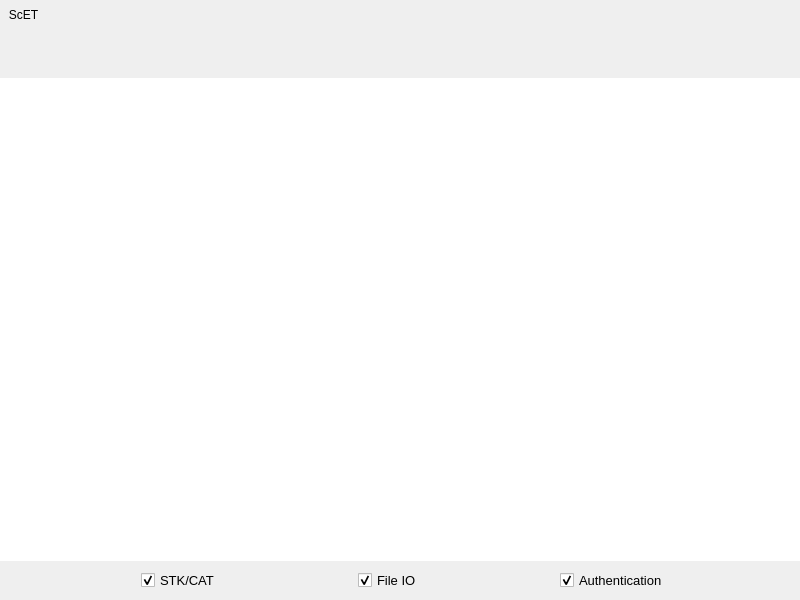
Qt form ScET/Windows/MainWindow.ui (mourke/SIM-Card-Emulator-Tool) before a commit.
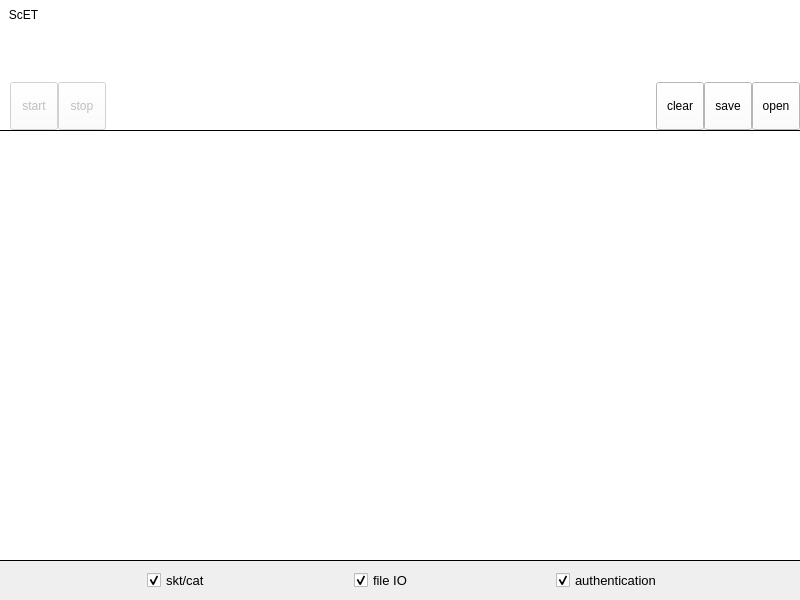
The same form after that commit. Icons and pictures are not drawn. Custom widgets are drawn as their Qt base class.

```diff
--- a/ScET/Windows/MainWindow.ui
+++ b/ScET/Windows/MainWindow.ui
@@ -42,7 +42,10 @@
        </sizepolicy>
       </property>
       <property name="autoFillBackground">
-       <bool>true</bool>
+       <bool>false</bool>
+      </property>
+      <property name="styleSheet">
+       <string notr="true">background-color: rgb(255, 255, 255);</string>
       </property>
       <layout class="QHBoxLayout" name="horizontalLayout" stretch="0,0,0,0,0">
        <property name="spacing">
@@ -206,7 +209,10 @@
        <bool>false</bool>
       </property>
       <property name="autoFillBackground">
-       <bool>true</bool>
+       <bool>false</bool>
+      </property>
+      <property name="styleSheet">
+       <string notr="true">background-color: rgb(255, 255, 255);</string>
       </property>
       <layout class="QHBoxLayout" name="horizontalLayout_3">
        <property name="spacing">
@@ -225,6 +231,66 @@
         <number>0</number>
        </property>
        <item>
+        <widget class="QWidget" name="logosWidget" native="true">
+         <property name="sizePolicy">
+          <sizepolicy hsizetype="Preferred" vsizetype="Preferred">
+           <horstretch>0</horstretch>
+           <verstretch>0</verstretch>
+          </sizepolicy>
+         </property>
+         <property name="minimumSize">
+          <size>
+           <width>0</width>
+           <height>100</height>
+          </size>
+         </property>
+         <layout class="QVBoxLayout" name="verticalLayout_6">
+          <property name="spacing">
+           <number>0</number>
+          </property>
+          <property name="leftMargin">
+           <number>10</number>
+          </property>
+          <property name="topMargin">
+           <number>0</number>
+          </property>
+          <property name="rightMargin">
+           <number>0</number>
+          </property>
+          <property name="bottomMargin">
+           <number>0</number>
+          </property>
+          <item>
+           <widget class="QLabel" name="companyLogo">
+            <property name="text">
+             <string>&lt;html&gt;&lt;head/&gt;&lt;body&gt;&lt;p&gt;&lt;img src=&quot;:/Windows/Logo&quot; width=&quot;200&quot;/&gt;&lt;/p&gt;&lt;/body&gt;&lt;/html&gt;</string>
+            </property>
+           </widget>
+          </item>
+          <item>
+           <widget class="QLabel" name="appLogo">
+            <property name="text">
+             <string>&lt;html&gt;&lt;head/&gt;&lt;body&gt;&lt;p&gt;&lt;img src=&quot;:/Windows/App Logo&quot; width=&quot;100&quot;/&gt;&lt;/p&gt;&lt;/body&gt;&lt;/html&gt;</string>
+            </property>
+           </widget>
+          </item>
+          <item>
+           <spacer name="verticalSpacer_3">
+            <property name="orientation">
+             <enum>Qt::Vertical</enum>
+            </property>
+            <property name="sizeHint" stdset="0">
+             <size>
+              <width>0</width>
+              <height>0</height>
+             </size>
+            </property>
+           </spacer>
+          </item>
+         </layout>
+        </widget>
+       </item>
+       <item alignment="Qt::AlignBottom">
         <widget class="ToolBarButton" name="startButton">
          <property name="enabled">
           <bool>false</bool>
@@ -245,7 +311,7 @@
           <string>Start</string>
          </property>
          <property name="text">
-          <string/>
+          <string>start</string>
          </property>
          <property name="icon">
           <iconset resource="../Resources/ScET.qrc">
@@ -253,16 +319,22 @@
          </property>
          <property name="iconSize">
           <size>
-           <width>18</width>
-           <height>18</height>
+           <width>28</width>
+           <height>28</height>
           </size>
          </property>
-         <property name="flat">
+         <property name="popupMode">
+          <enum>QToolButton::DelayedPopup</enum>
+         </property>
+         <property name="toolButtonStyle">
+          <enum>Qt::ToolButtonTextUnderIcon</enum>
+         </property>
+         <property name="flat" stdset="0">
           <bool>true</bool>
          </property>
         </widget>
        </item>
-       <item>
+       <item alignment="Qt::AlignBottom">
         <widget class="ToolBarButton" name="stopButton">
          <property name="enabled">
           <bool>false</bool>
@@ -283,7 +355,7 @@
           <string>Stop</string>
          </property>
          <property name="text">
-          <string/>
+          <string>stop</string>
          </property>
          <property name="icon">
           <iconset resource="../Resources/ScET.qrc">
@@ -291,11 +363,14 @@
          </property>
          <property name="iconSize">
           <size>
-           <width>18</width>
-           <height>18</height>
+           <width>28</width>
+           <height>28</height>
           </size>
          </property>
-         <property name="flat">
+         <property name="toolButtonStyle">
+          <enum>Qt::ToolButtonTextUnderIcon</enum>
+         </property>
+         <property name="flat" stdset="0">
           <bool>true</bool>
          </property>
         </widget>
@@ -313,7 +388,7 @@
          </property>
         </spacer>
        </item>
-       <item>
+       <item alignment="Qt::AlignBottom">
         <widget class="SegmentedControl" name="segmentedControl" native="true"/>
        </item>
        <item>
@@ -329,7 +404,7 @@
          </property>
         </spacer>
        </item>
-       <item>
+       <item alignment="Qt::AlignBottom">
         <widget class="ToolBarButton" name="clearButton">
          <property name="sizePolicy">
           <sizepolicy hsizetype="Fixed" vsizetype="Fixed">
@@ -347,7 +422,7 @@
           <string>Clear</string>
          </property>
          <property name="text">
-          <string/>
+          <string>clear</string>
          </property>
          <property name="icon">
           <iconset resource="../Resources/ScET.qrc">
@@ -355,16 +430,19 @@
          </property>
          <property name="iconSize">
           <size>
-           <width>18</width>
-           <height>18</height>
+           <width>28</width>
+           <height>28</height>
           </size>
          </property>
-         <property name="flat">
+         <property name="toolButtonStyle">
+          <enum>Qt::ToolButtonTextUnderIcon</enum>
+         </property>
+         <property name="flat" stdset="0">
           <bool>true</bool>
          </property>
         </widget>
        </item>
-       <item>
+       <item alignment="Qt::AlignBottom">
         <widget class="ToolBarButton" name="saveButton">
          <property name="sizePolicy">
           <sizepolicy hsizetype="Fixed" vsizetype="Fixed">
@@ -382,7 +460,7 @@
           <string>Save</string>
          </property>
          <property name="text">
-          <string/>
+          <string>save</string>
          </property>
          <property name="icon">
           <iconset resource="../Resources/ScET.qrc">
@@ -390,16 +468,19 @@
          </property>
          <property name="iconSize">
           <size>
-           <width>18</width>
-           <height>18</height>
+           <width>28</width>
+           <height>28</height>
           </size>
          </property>
-         <property name="flat">
+         <property name="toolButtonStyle">
+          <enum>Qt::ToolButtonTextUnderIcon</enum>
+         </property>
+         <property name="flat" stdset="0">
           <bool>true</bool>
          </property>
         </widget>
        </item>
-       <item>
+       <item alignment="Qt::AlignBottom">
         <widget class="ToolBarButton" name="openButton">
          <property name="sizePolicy">
           <sizepolicy hsizetype="Fixed" vsizetype="Fixed">
@@ -417,7 +498,7 @@
           <string>Open</string>
          </property>
          <property name="text">
-          <string/>
+          <string>open</string>
          </property>
          <property name="icon">
           <iconset resource="../Resources/ScET.qrc">
@@ -425,11 +506,14 @@
          </property>
          <property name="iconSize">
           <size>
-           <width>18</width>
-           <height>18</height>
+           <width>28</width>
+           <height>28</height>
           </size>
          </property>
-         <property name="flat">
+         <property name="toolButtonStyle">
+          <enum>Qt::ToolButtonTextUnderIcon</enum>
+         </property>
+         <property name="flat" stdset="0">
           <bool>true</bool>
          </property>
         </widget>
@@ -437,6 +521,25 @@
       </layout>
      </widget>
     </item>
+    <item>
+     <widget class="QWidget" name="widget_2" native="true">
+      <property name="minimumSize">
+       <size>
+        <width>0</width>
+        <height>1</height>
+       </size>
+      </property>
+      <property name="maximumSize">
+       <size>
+        <width>16777215</width>
+        <height>1</height>
+       </size>
+      </property>
+      <property name="styleSheet">
+       <string notr="true">background-color: rgb(0, 0, 0);</string>
+      </property>
+     </widget>
+    </item>
     <item>
      <widget class="QStackedWidget" name="stackedWidget">
       <property name="autoFillBackground">
@@ -608,6 +711,25 @@
       </widget>
      </widget>
     </item>
+    <item>
+     <widget class="QWidget" name="widget" native="true">
+      <property name="minimumSize">
+       <size>
+        <width>0</width>
+        <height>1</height>
+       </size>
+      </property>
+      <property name="maximumSize">
+       <size>
+        <width>16777215</width>
+        <height>1</height>
+       </size>
+      </property>
+      <property name="styleSheet">
+       <string notr="true">background-color: rgb(0, 0, 0);</string>
+      </property>
+     </widget>
+    </item>
     <item>
      <widget class="QWidget" name="bottomBar" native="true">
       <property name="sizePolicy">
@@ -651,7 +773,7 @@
           </font>
          </property>
          <property name="text">
-          <string>STK/CAT</string>
+          <string>skt/cat</string>
          </property>
          <property name="checked">
           <bool>true</bool>
@@ -683,7 +805,7 @@
           </font>
          </property>
          <property name="text">
-          <string>File IO</string>
+          <string>file IO</string>
          </property>
          <property name="checked">
           <bool>true</bool>
@@ -714,7 +836,7 @@
           </font>
          </property>
          <property name="text">
-          <string>Authentication</string>
+          <string>authentication</string>
          </property>
          <property name="iconSize">
           <size>
@@ -754,7 +876,7 @@
   </customwidget>
   <customwidget>
    <class>ToolBarButton</class>
-   <extends>QPushButton</extends>
+   <extends>QToolButton</extends>
    <header>Buttons/ToolBarButton.h</header>
   </customwidget>
   <customwidget>
```
